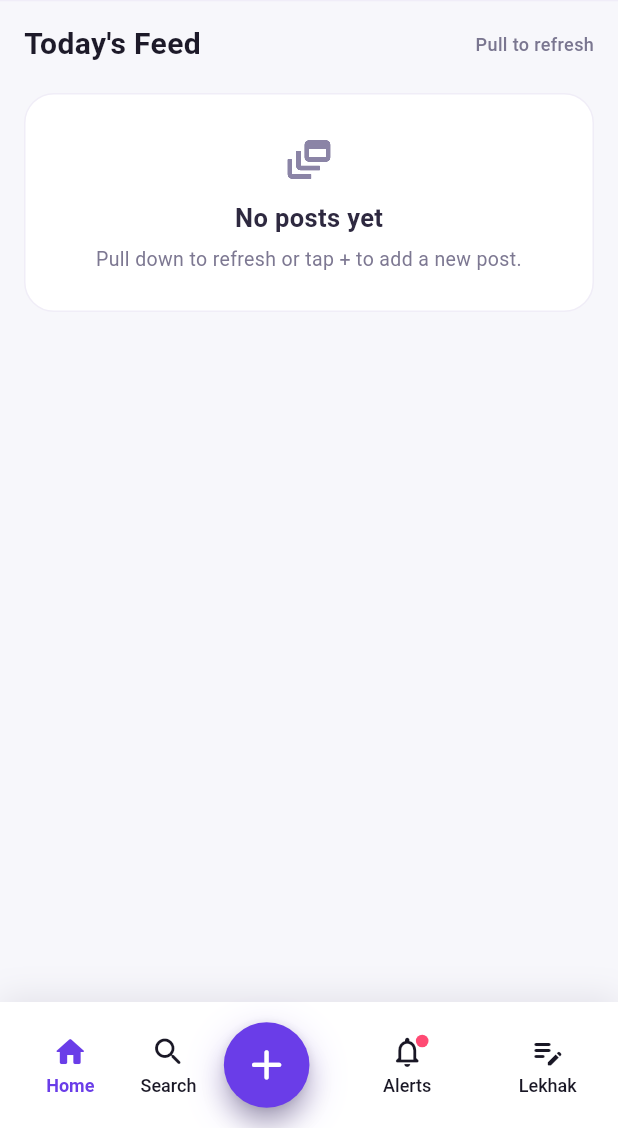
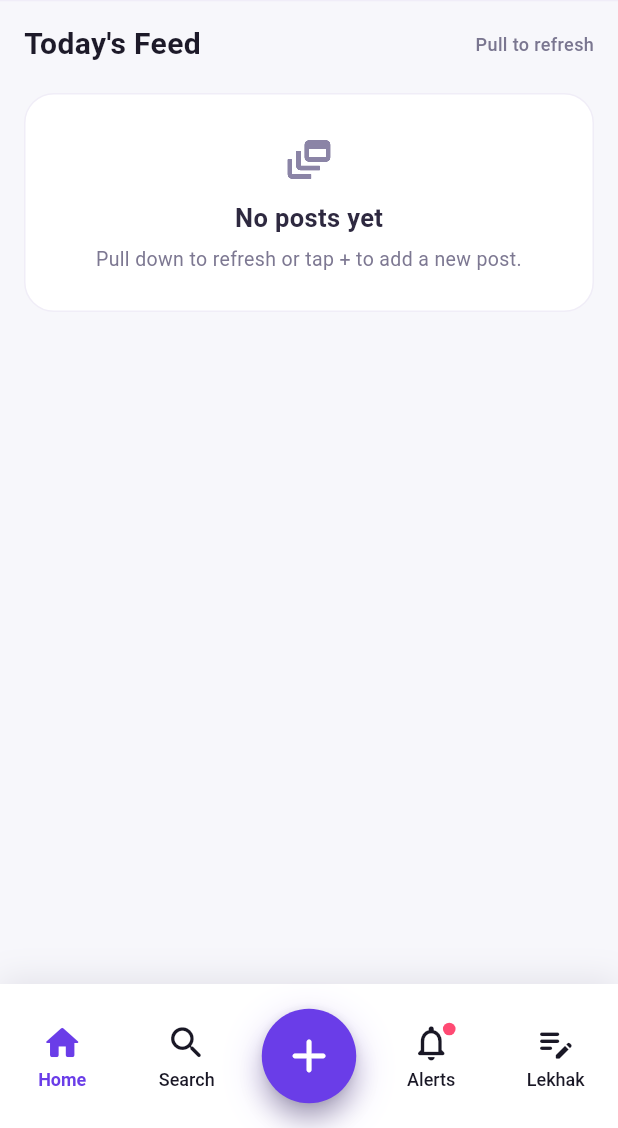
Before and after one commit to nimishapant/BicharSetu, a Flutter app: the screen it shows after launch, on a phone screen of 412 x 824 dp, the part 108-1236 px from its top. Run offline on Flutter 3.47's test engine with Material 3 defaults, Android fonts, the phone set to English and light mode, and no system bars.

Commit message:
proper alignment of the plusadd icons

```diff
--- a/lib/dashboard_screen.dart
+++ b/lib/dashboard_screen.dart
@@ -498,7 +498,7 @@ class _CustomBottomNavState extends State<CustomBottomNav> {
     return SafeArea(
       top: false,
       child: Container(
-        height: 84,
+        height: 96,
         decoration: const BoxDecoration(
           color: Colors.white,
           boxShadow: [
@@ -520,7 +520,8 @@ class _CustomBottomNavState extends State<CustomBottomNav> {
               accent: widget.accent,
               onTap: widget.onItemTap,
             ),
-            GestureDetector(
+            Expanded(
+              child: GestureDetector(
                 onTapDown: (_) {
                   setState(() {
                     _searchTapped = true;
@@ -549,16 +550,22 @@ class _CustomBottomNavState extends State<CustomBottomNav> {
                     selectedIndex: widget.selectedIndex,
                     accent: widget.accent,
                     onTap: (_) {},
+                    isWrappedInExpanded: true,
                   ),
                 ),
               ),
-            Expanded(
-              child: Center(
-                child: AnimatedAddButton(
+            ),
+            SizedBox(
+              width: 80,
+              child: Column(
+                mainAxisAlignment: MainAxisAlignment.center,
+                children: [
+                  AnimatedAddButton(
                     controller: widget.fabPulseController,
                     accent: widget.accent,
                     onTap: () => widget.onItemTap(2),
                   ),
+                ],
               ),
             ),
             _NavItem(
@@ -599,6 +606,7 @@ class _NavItem extends StatelessWidget {
     required this.onTap,
     this.showBadge = false,
     this.badgePulseController,
+    this.isWrappedInExpanded = false,
   });
 
   final IconData icon;
@@ -610,21 +618,21 @@ class _NavItem extends StatelessWidget {
   final ValueChanged<int> onTap;
   final bool showBadge;
   final AnimationController? badgePulseController;
+  final bool isWrappedInExpanded;
 
   @override
   Widget build(BuildContext context) {
     final bool isActive = selectedIndex == index;
     final Color itemColor = isActive ? accent : const Color(0xFF191725);
 
-    return Expanded(
-      child: InkWell(
+    final inner = InkWell(
       onTap: () => onTap(index),
       child: Column(
         mainAxisAlignment: MainAxisAlignment.center,
         children: [
           SizedBox(
-              width: 32,
-              height: 24,
+            width: 36,
+            height: 28,
             child: Stack(
               clipBehavior: Clip.none,
               children: [
@@ -635,7 +643,7 @@ class _NavItem extends StatelessWidget {
                       isActive ? activeIcon : icon,
                       key: ValueKey(isActive),
                       color: itemColor,
-                        size: 24,
+                      size: 28,
                     ),
                   ),
                 ),
@@ -675,8 +683,9 @@ class _NavItem extends StatelessWidget {
           ),
         ],
       ),
-      ),
     );
+
+    return isWrappedInExpanded ? inner : Expanded(child: inner);
   }
 }
 
@@ -725,9 +734,9 @@ class AnimatedAddButton extends StatelessWidget {
           customBorder: const CircleBorder(),
           onTap: onTap,
           child: const SizedBox(
-            width: 58,
-            height: 58,
-            child: Icon(Icons.add_rounded, color: Colors.white, size: 34),
+            width: 64,
+            height: 64,
+            child: Icon(Icons.add_rounded, color: Colors.white, size: 38),
           ),
         ),
       ),
```
Lines whose indentation alone changed are shown as unchanged.
